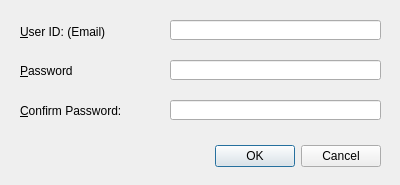
WizTeam/WizQTClient, file src/createaccountdialog.ui: the form before one commit.
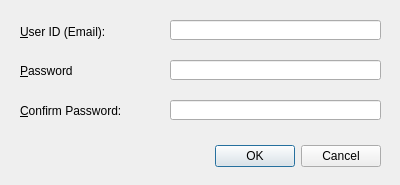
The form after the commit.

What changed in the file:
```diff
--- a/src/createaccountdialog.ui
+++ b/src/createaccountdialog.ui
@@ -23,7 +23,7 @@
     </rect>
    </property>
    <property name="text">
-    <string>&amp;User ID: (Email)</string>
+    <string>&amp;User ID (Email):</string>
    </property>
    <property name="buddy">
     <cstring>editUserId</cstring>
```
